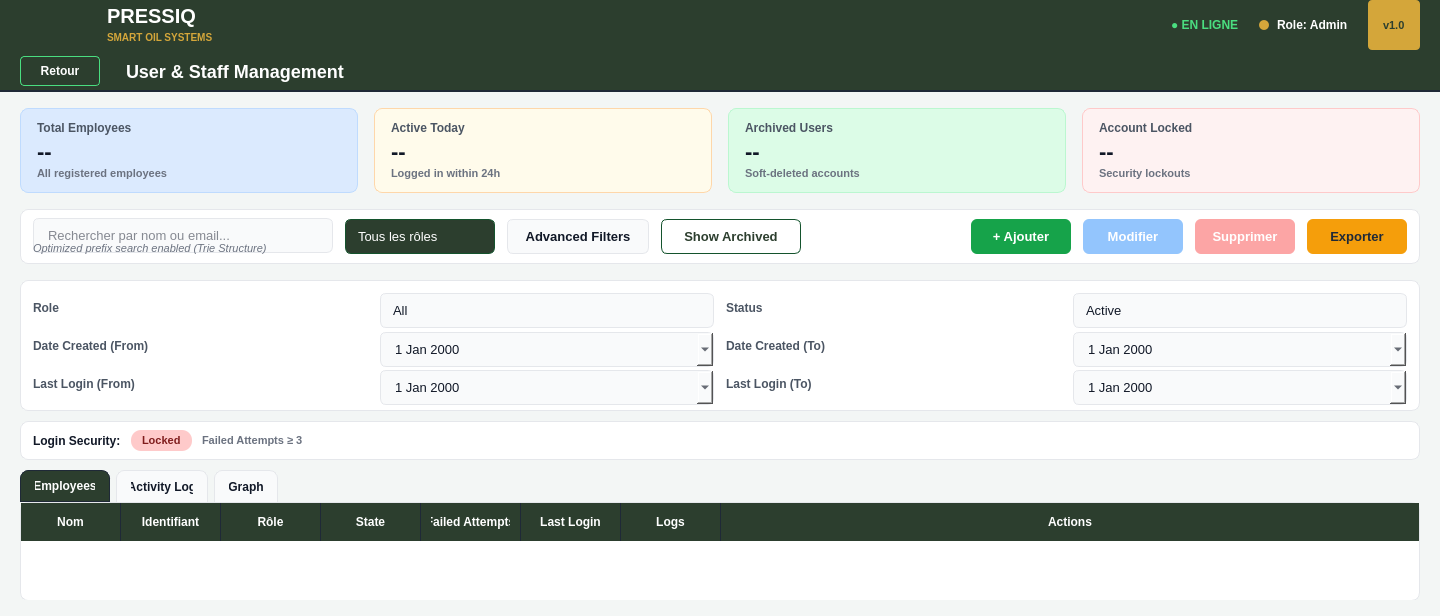
This is userstaff/userstaff.ui in hedi1-1/oil-press-management- as Qt 5 draws it before an edit. The edited form follows.
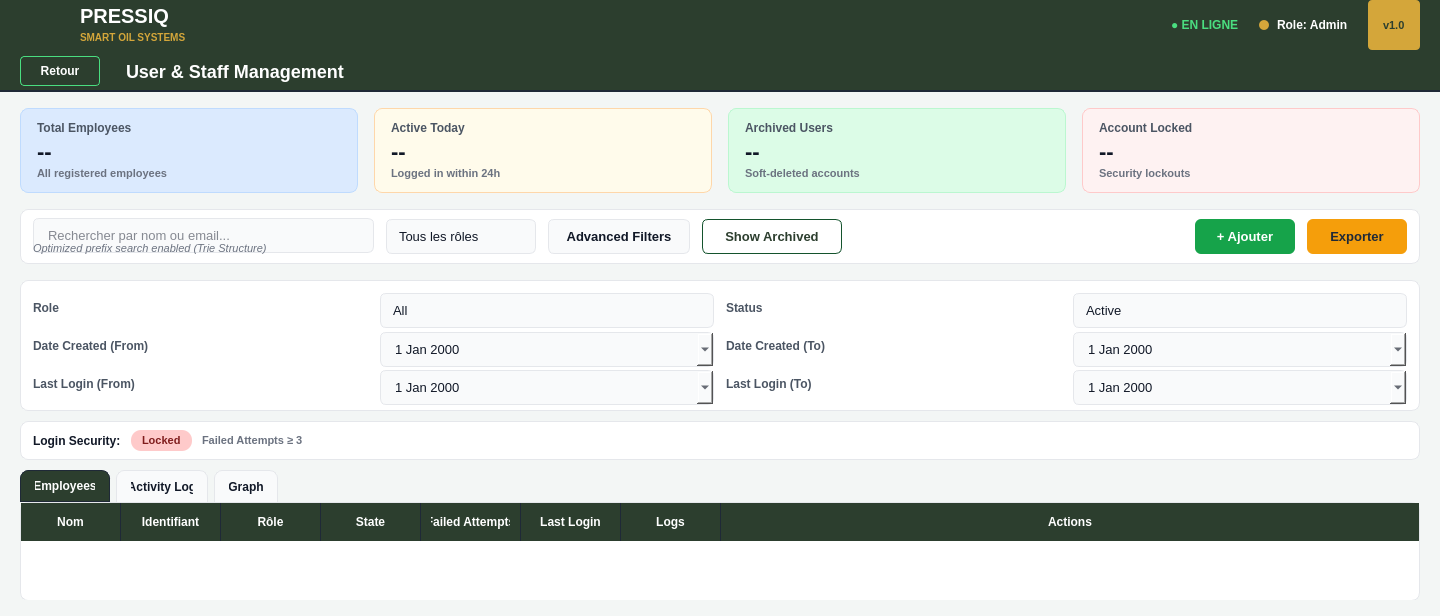
This is the edited form. Icons and pictures are not drawn.

```diff
--- a/userstaff/userstaff.ui
+++ b/userstaff/userstaff.ui
@@ -85,13 +85,13 @@
         <widget class="QLabel" name="lblLogo">
          <property name="minimumSize">
           <size>
-           <width>67</width>
+           <width>40</width>
            <height>40</height>
           </size>
          </property>
          <property name="maximumSize">
           <size>
-           <width>67</width>
+           <width>40</width>
            <height>40</height>
           </size>
          </property>
@@ -102,10 +102,7 @@
           <pixmap resource="../production/resources.qrc">:/logo.png</pixmap>
          </property>
          <property name="scaledContents">
-          <bool>false</bool>
-         </property>
-         <property name="alignment">
-          <set>Qt::AlignCenter</set>
+          <bool>true</bool>
          </property>
         </widget>
        </item>
@@ -756,9 +753,9 @@
             </property>
             <property name="styleSheet">
              <string notr="true">QComboBox {
-    background-color: #2c3e2e;
-    color: white;
-    border: 1px solid #14532d;
+    background-color: #f9fafb;
+    color: #111827;
+    border: 1px solid #e5e7eb;
     border-radius: 6px;
     padding: 6px 12px;
     font-size: 13px;
@@ -768,10 +765,10 @@
     width: 20px;
 }
 QComboBox QAbstractItemView {
-    background-color: #2c3e2e;
-    color: white;
-    selection-background-color: #14532d;
-    border: 1px solid #14532d;
+    background-color: #ffffff;
+    color: #111827;
+    selection-background-color: #dcfce7;
+    border: 1px solid #e5e7eb;
 }</string>
             </property>
             <item>
@@ -905,72 +902,6 @@
             </property>
            </widget>
           </item>
-          <item>
-           <widget class="QPushButton" name="btnModifier">
-            <property name="minimumSize">
-             <size>
-              <width>100</width>
-              <height>35</height>
-             </size>
-            </property>
-            <property name="styleSheet">
-             <string notr="true">QPushButton {
-    background-color: #2563eb;
-    color: white;
-    border: none;
-    border-radius: 6px;
-    padding: 8px 16px;
-    font-size: 13px;
-    font-weight: 600;
-}
-QPushButton:hover {
-    background-color: #3b82f6;
-}
-QPushButton:disabled {
-    background-color: #93c5fd;
-}</string>
-            </property>
-            <property name="text">
-             <string>Modifier</string>
-            </property>
-            <property name="enabled">
-             <bool>false</bool>
-            </property>
-           </widget>
-          </item>
-          <item>
-           <widget class="QPushButton" name="btnSupprimer">
-            <property name="minimumSize">
-             <size>
-              <width>100</width>
-              <height>35</height>
-             </size>
-            </property>
-            <property name="styleSheet">
-             <string notr="true">QPushButton {
-    background-color: #dc2626;
-    color: white;
-    border: none;
-    border-radius: 6px;
-    padding: 8px 16px;
-    font-size: 13px;
-    font-weight: 600;
-}
-QPushButton:hover {
-    background-color: #ef4444;
-}
-QPushButton:disabled {
-    background-color: #fca5a5;
-}</string>
-            </property>
-            <property name="text">
-             <string>Supprimer</string>
-            </property>
-            <property name="enabled">
-             <bool>false</bool>
-            </property>
-           </widget>
-          </item>
           <item>
            <widget class="QPushButton" name="btnExporter">
             <property name="minimumSize">
```
